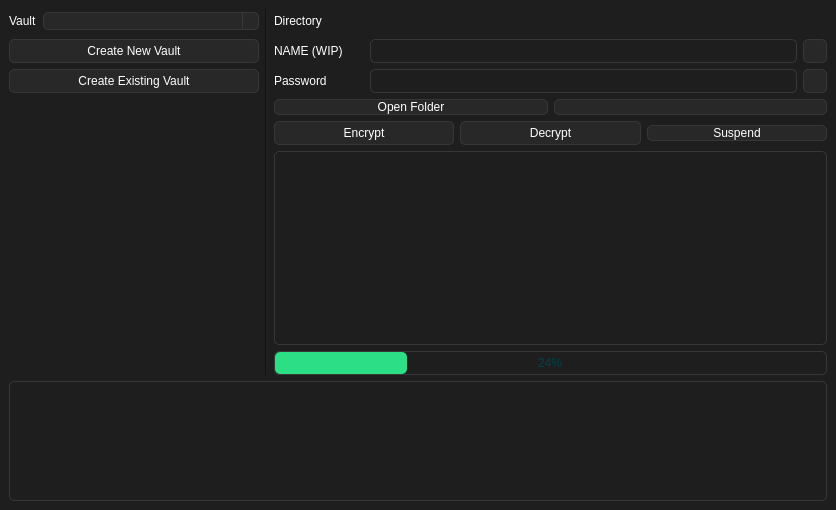
Old version of the form src/mainwindow.ui in the repository Nothing031/Vault.
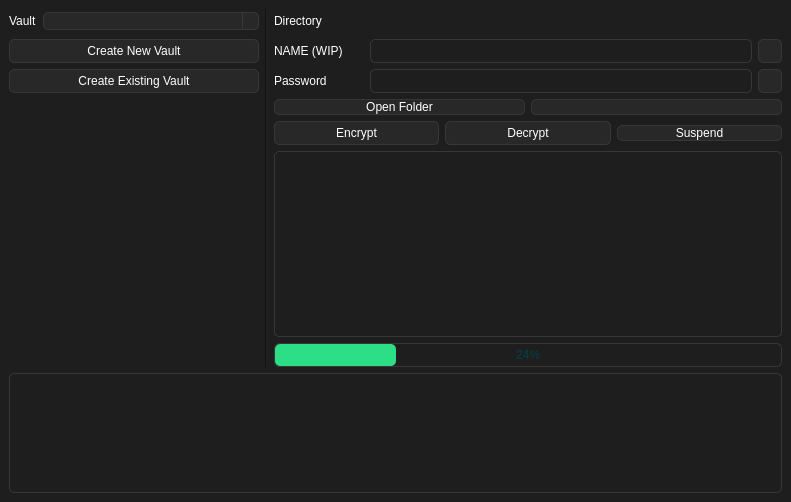
New version of the form. Icons and pictures are not drawn.

```diff
--- a/src/mainwindow.ui
+++ b/src/mainwindow.ui
@@ -6,8 +6,8 @@
    <rect>
     <x>0</x>
     <y>0</y>
-    <width>836</width>
-    <height>510</height>
+    <width>791</width>
+    <height>502</height>
    </rect>
   </property>
   <property name="minimumSize">
```
